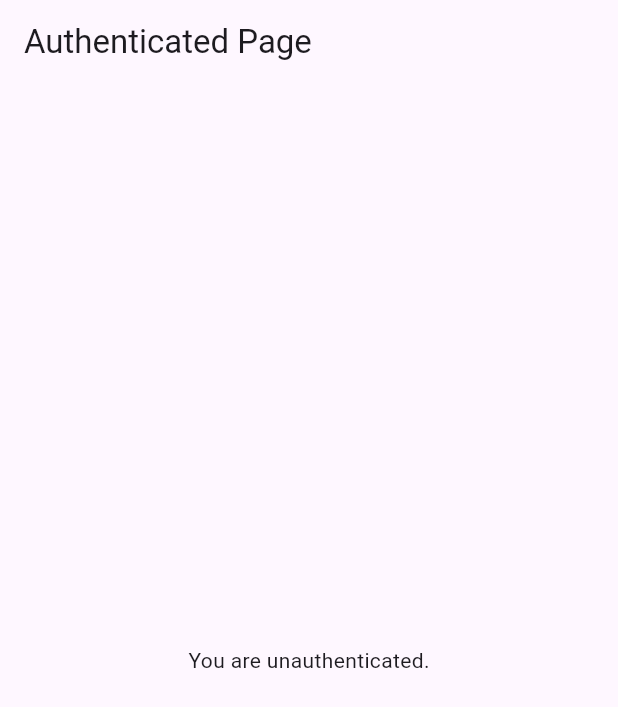
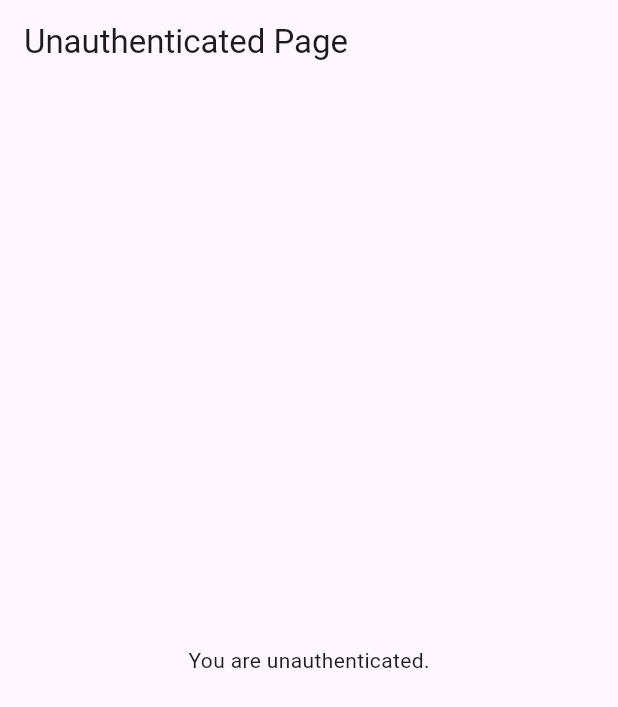
Before and after one commit to htsuruo/flutter_amplify_auth_sampler, a Flutter app: the screen it shows after launch, on a phone screen of 412 x 824 dp. Shown: the top 707 px of the screen. Run offline on Flutter 3.47's test engine with Material 3 defaults, Android fonts, the phone set to English and light mode, and no system bars; our stand-ins replace flutter_riverpod, go_router; missing offline and left inert: amplify_auth_cognito, amplify_authenticator, amplify_flutter.

Commit message:
Fix typo

```diff
--- a/lib/unauthenticated_page.dart
+++ b/lib/unauthenticated_page.dart
@@ -7,7 +7,7 @@ class UnauthenticatedPage extends StatelessWidget {
   Widget build(BuildContext context) {
     return Scaffold(
       appBar: AppBar(
-        title: const Text('Authenticated Page'),
+        title: const Text('Unauthenticated Page'),
       ),
       body: const Center(
         child: Text('You are unauthenticated.'),
```
